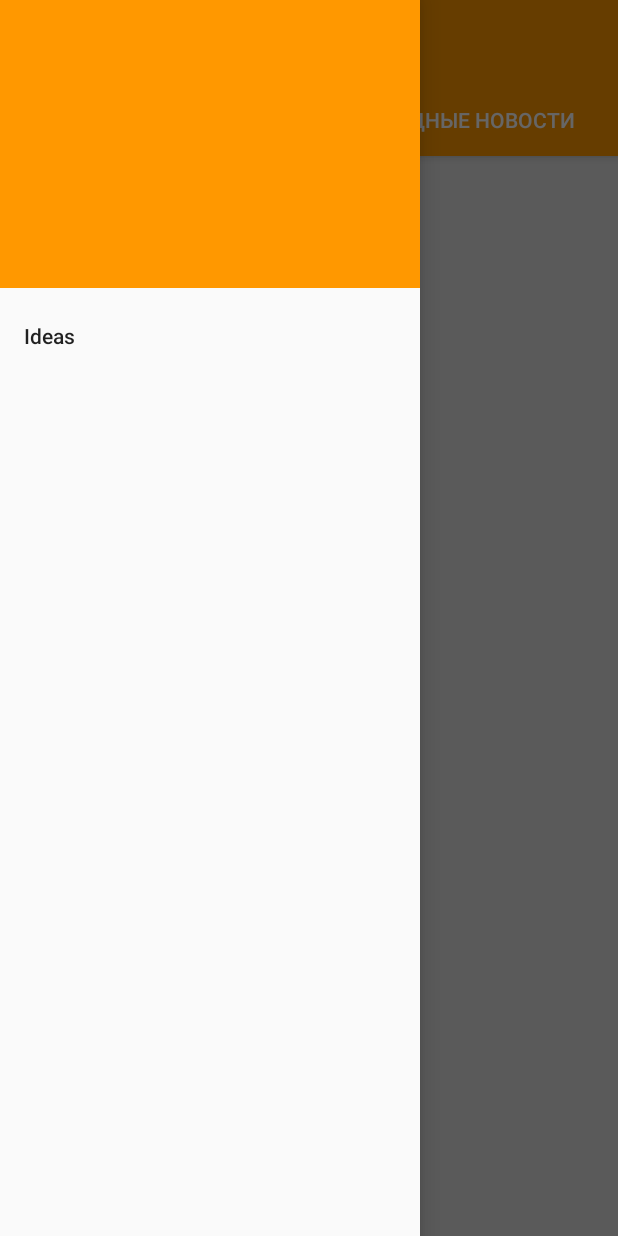
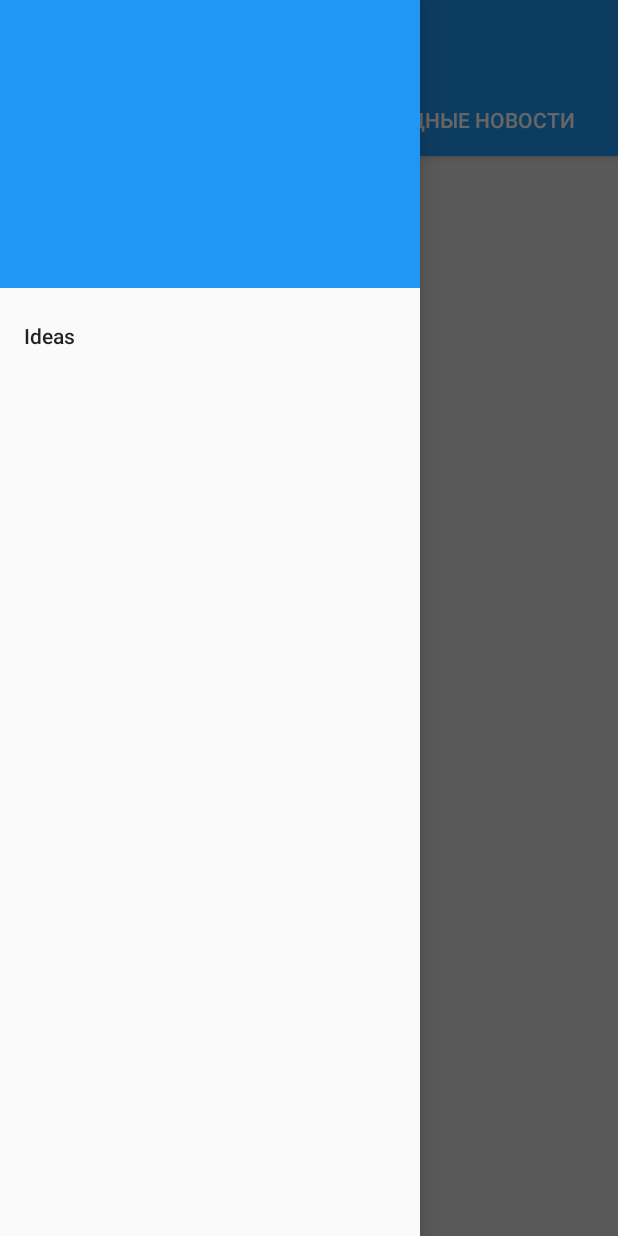
Before and after one commit to Suimonkul/Information, an Android app: the screen it shows after launch (MainActivity), with the side drawer open, on a phone screen of 412 x 824 dp. Run offline under Robolectric (Android 15) with nearby library versions, the phone set to English and light mode, and no system bars; our stand-ins replace Picasso; pictures from the network do not load.

Commit message:
More remake and Parse site http://igromania.ru/ and remasted design application

```diff
--- a/app/src/main/java/com/example/suimonkul/vbinformation/activity/DetailActivity.java
+++ b/app/src/main/java/com/example/suimonkul/vbinformation/activity/DetailActivity.java
@@ -34,16 +34,12 @@ public class DetailActivity extends AppCompatActivity {
         tvMore = (TextView) findViewById(R.id.tvMore);
         tvTitle = (TextView) findViewById(R.id.tvTitle);
         im1 = (ImageView) findViewById(R.id.imageFirst);
-//        im2 = (ImageView) findViewById(R.id.imageSecond);
-//        im3 = (ImageView) findViewById(R.id.imageThird);
-//        im4 = (ImageView) findViewById(R.id.imageFour);
-//        im5 = (ImageView) findViewById(R.id.imageFive);
 
         Intent intent = getIntent();
         Boolean peopleNews = intent.getBooleanExtra("peopleNews", false);
 
         if (peopleNews) {
-            LifeHackAsyncTask task1 = new LifeHackAsyncTask(this, tvMore, tvTitle);
+            LifeHackAsyncTask task1 = new LifeHackAsyncTask(this, tvMore, tvTitle, im1);
             task1.execute();
         } else {
             LastAsyncTask task = new LastAsyncTask(this, tvMore, tvTitle, im1);
--- a/app/src/main/java/com/example/suimonkul/vbinformation/fragment/LastNewsFragment.java
+++ b/app/src/main/java/com/example/suimonkul/vbinformation/fragment/LastNewsFragment.java
@@ -66,7 +66,6 @@ public class LastNewsFragment extends AbstractTabsFragment {
 
             } catch (IOException e) {
                 e.printStackTrace();
-                Log.d("exMy", "LastNews");
             }
 
             return listElements;
--- a/app/src/main/java/com/example/suimonkul/vbinformation/fragment/LifeHackFragment.java
+++ b/app/src/main/java/com/example/suimonkul/vbinformation/fragment/LifeHackFragment.java
@@ -51,36 +51,33 @@ public class LifeHackFragment extends AbstractTabsFragment {
     public class DataDownloadLife extends AsyncTask<String, String, Elements> {
 
         LifeHackAdapter adapter;
-        Elements listElements;
+
 
 
         @Override
         protected Elements doInBackground(String... params) {
 
             Document document = null;
-            listElements = new Elements();
-            String urlSite = "http://kedem.ru/news/";
+            Elements listElements = new Elements();
+            String urlSite = "http://www.igromania.ru/articles/?section=3928|34|37|9348|40|36|9326|9348|9715";
+
             try {
 
-
                 document = Jsoup.connect(urlSite).get();
-                listElements = document.select("div.content");
-//                Log.d("exMy", ""+document);
+                listElements = document.select("div.articleitem");
 
             } catch (IOException e) {
                 e.printStackTrace();
-                Log.d("exMy", "LifeHack");
             }
-
+            Log.d("exMy", "123 == "+listElements);
             return listElements;
         }
 
         @Override
         protected void onPostExecute(Elements listElements) {
             super.onPostExecute(listElements);
-            Log.d("exMy", ""+listElements);
             adapter = new LifeHackAdapter(context, listElements);
-            ListView listview = (ListView) view.findViewById(R.id.listView);
+            ListView listview = (ListView) view.findViewById(R.id.listViewKul);
             listview.setAdapter(adapter);
             adapter.notifyDataSetChanged();
 
--- a/app/src/main/res/layout/life.xml
+++ b/app/src/main/res/layout/life.xml
@@ -11,7 +11,7 @@
     <ListView
         android:layout_width="match_parent"
         android:layout_height="match_parent"
-        android:id="@+id/listView"
+        android:id="@+id/listViewKul"
         android:background="@color/mainBackground">
 
     </ListView>
--- a/app/src/main/res/values/colors.xml
+++ b/app/src/main/res/values/colors.xml
@@ -1,8 +1,8 @@
 <?xml version="1.0" encoding="utf-8"?>
 <resources>
-    <color name="colorPrimary">#ff9800</color>
-    <color name="colorPrimaryDark">#f57c00</color>
-    <color name="colorAccent">#006799</color>
-    <color name="mainBackground">#e2e2e2e2</color>
-    <color name="text">#ffffff</color>
+    <color name="colorPrimary">#2196f3</color>
+    <color name="colorPrimaryDark">#1976d2</color>
+    <color name="colorAccent">#ffea00</color>
+    <color name="mainBackground">#e0e0e0</color>
+    <color name="text">#fafafa</color>
 </resources>
```
Also changed, not shown: app/src/main/java/com/example/suimonkul/vbinformation/adapter/LifeHackAdapter.java (+12 -5 lines), app/src/main/java/com/example/suimonkul/vbinformation/ddt/LastAsyncTask.java (+0 -18 lines), app/src/main/java/com/example/suimonkul/vbinformation/ddt/LifeHackAsyncTask.java (+14 -9 lines), 2 other files.
